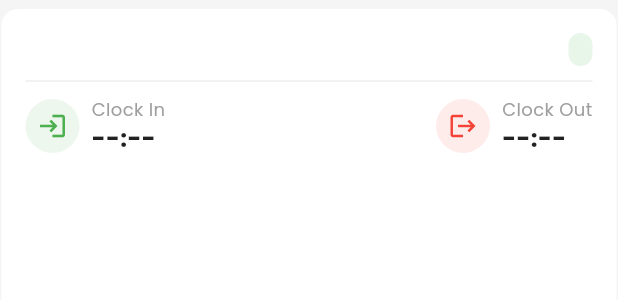
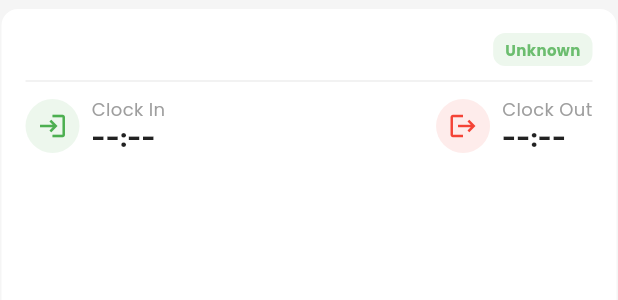
Before and after one commit to rizkynurhidayat/altahris_mobile, a Flutter app: the AttendanceListTile widget shown alone on an empty page, opened directly with empty values, on a phone screen of 412 x 824 dp. Shown: the top 300 px of the screen. Run offline on Flutter 3.47's test engine with Material 3 defaults, Android fonts, the phone set to English and light mode, and no system bars; our stand-ins replace dartz, dio, equatable, flutter_bloc, geolocator, get_it and 7 more; missing offline and left inert: syncfusion_flutter_pdfviewer; accounts and stored records are empty; network calls fail.

Commit message:
fix: status on attendance list

```diff
--- a/lib/core/widgets/attendance_list_tile.dart
+++ b/lib/core/widgets/attendance_list_tile.dart
@@ -30,8 +30,50 @@ class AttendanceListTile extends StatelessWidget {
     }
   }
 
+  String _getStatusLabel(String status) {
+    switch (status.toLowerCase()) {
+      case 'late_in':
+        return 'Late';
+      case 'early_in':
+        return 'Early';
+      case 'on_time':
+        return 'On Time';
+      case 'absent':
+        return 'Absent';
+      case 'leave':
+        return 'Leave';
+      default:
+        // Capitalize first letter of each word as fallback
+        if (status.isEmpty) return 'Unknown';
+        return status.split('_').map((word) {
+          if (word.isEmpty) return '';
+          return word[0].toUpperCase() + word.substring(1).toLowerCase();
+        }).join(' ');
+    }
+  }
+
+  Color _getStatusColor(String status) {
+    switch (status.toLowerCase()) {
+      case 'late_in':
+        return Colors.red;
+      case 'early_in':
+        return Colors.blue;
+      case 'on_time':
+        return Colors.green;
+      case 'absent':
+        return Colors.grey;
+      case 'leave':
+        return Colors.orange;
+      default:
+        return Colors.green;
+    }
+  }
+
   @override
   Widget build(BuildContext context) {
+    final statusLabel = _getStatusLabel(attendance.status);
+    final statusColor = _getStatusColor(attendance.status);
+
     return Container(
       padding: const EdgeInsets.all(16),
       margin: const EdgeInsets.symmetric(vertical: 5),
@@ -56,13 +98,13 @@ class AttendanceListTile extends StatelessWidget {
               Container(
                 padding: const EdgeInsets.symmetric(horizontal: 8, vertical: 4),
                 decoration: BoxDecoration(
-                  color: Colors.green.shade50,
+                  color: statusColor.withOpacity(0.1),
                   borderRadius: BorderRadius.circular(8),
                 ),
                 child: Text(
-                  attendance.status,
+                  statusLabel,
                   style: TextStyle(
-                    color: Colors.green.shade700,
+                    color: statusColor.withOpacity(0.8),
                     fontSize: 10,
                     fontWeight: FontWeight.bold,
                   ),
--- a/lib/features/attendance/attendance_injector.dart
+++ b/lib/features/attendance/attendance_injector.dart
@@ -3,6 +3,7 @@ import 'package:altahris_mobile/features/attendance/data/repositories/history_re
 import 'package:altahris_mobile/features/attendance/domain/repositories/history_repository.dart';
 import 'package:altahris_mobile/features/attendance/domain/usecases/get_attendance_history_usecase.dart';
 import 'package:altahris_mobile/features/attendance/presentation/bloc/attendance_bloc.dart';
+import 'package:altahris_mobile/features/home/data/datasources/home_local_datasource.dart';
 
 /// Dependency Injection for History Feature
 void initHistory(GetIt sl) {
@@ -19,6 +20,7 @@ void initHistory(GetIt sl) {
     () => HistoryRepositoryImpl(
       remoteDataSource: sl(),
       authLocalDataSource: sl(),
+      homeLocalDataSource: sl(),
     ),
   );
 
--- a/lib/features/attendance/domain/repositories/history_repository.dart
+++ b/lib/features/attendance/domain/repositories/history_repository.dart
@@ -3,5 +3,5 @@ import '../../../../core/error/failures.dart';
 import '../entities/attendance.dart';
 
 abstract class HistoryRepository {
-  Future<Either<Failure, List<Attendance>>> getAttendanceHistory(String id);
+  Future<Either<Failure, List<Attendance>>> getAttendanceHistory();
 }
--- a/lib/features/attendance/domain/usecases/get_attendance_history_usecase.dart
+++ b/lib/features/attendance/domain/usecases/get_attendance_history_usecase.dart
@@ -8,7 +8,7 @@ class GetAttendanceHistoryUseCase {
 
   GetAttendanceHistoryUseCase(this.repository);
 
-  Future<Either<Failure, List<Attendance>>> execute({required String id}) async {
-    return await repository.getAttendanceHistory(id);
+  Future<Either<Failure, List<Attendance>>> execute() async {
+    return await repository.getAttendanceHistory();
   }
 }
--- a/lib/features/attendance/presentation/bloc/attendance_bloc.dart
+++ b/lib/features/attendance/presentation/bloc/attendance_bloc.dart
@@ -15,7 +15,7 @@ class AttendanceBloc extends Bloc<AttendanceEvent, AttendanceState> {
     Emitter<AttendanceState> emit,
   ) async {
     emit(AttendanceLoading());
-    final result = await getAttendanceHistoryUseCase.execute(id: '');
+    final result = await getAttendanceHistoryUseCase.execute();
     result.fold(
       (failure) => emit(AttendanceFailure(failure.message)),
       (history) => emit(AttendanceLoaded(history)),
--- a/lib/features/auth/auth_injector.dart
+++ b/lib/features/auth/auth_injector.dart
@@ -25,6 +25,7 @@ void initAuth(GetIt sl) {
     () => AuthRepositoryImpl(
       remoteDataSource: sl(),
       localDataSource: sl(),
+      homeLocalDataSource: sl(),
     ),
   );
 
--- a/lib/features/auth/data/repositories/auth_repository_impl.dart
+++ b/lib/features/auth/data/repositories/auth_repository_impl.dart
@@ -1,3 +1,4 @@
+import 'package:altahris_mobile/features/home/data/datasources/home_local_datasource.dart';
 import 'package:dartz/dartz.dart';
 import '../../../../core/error/failures.dart';
 import '../../domain/entities/user.dart';
@@ -8,10 +9,12 @@ import '../datasources/auth_remote_data_source.dart';
 class AuthRepositoryImpl implements AuthRepository {
   final AuthRemoteDataSource remoteDataSource;
   final AuthLocalDataSource localDataSource;
+  final HomeLocalDataSources homeLocalDataSource;
 
   AuthRepositoryImpl({
     required this.remoteDataSource,
     required this.localDataSource,
+    required this.homeLocalDataSource,
   });
 
   @override
@@ -52,6 +55,7 @@ class AuthRepositoryImpl implements AuthRepository {
       // Even if remote logout fails, we proceed to clear local cache
     } finally {
       await localDataSource.clearCache();
+      await homeLocalDataSource.clearCache();
     }
   }
 }
--- a/lib/features/home/presentation/pages/dashboard_page.dart
+++ b/lib/features/home/presentation/pages/dashboard_page.dart
@@ -224,7 +224,7 @@ class _DashboardPageState extends State<DashboardPage> {
               child: const CircleAvatar(
                 radius: 40,
                 backgroundImage: NetworkImage(
-                  'https://i.pravatar.cc/150?u=budi',
+                  'https://cdn-icons-png.flaticon.com/512/6069/6069202.png',
                 ), // Placeholder
               ),
             ),
--- a/lib/features/leave/domain/repositories/leave_repository.dart
+++ b/lib/features/leave/domain/repositories/leave_repository.dart
@@ -3,5 +3,5 @@ import '../../../../core/error/failures.dart';
 import '../entities/leave.dart';
 
 abstract class LeaveRepository {
-  Future<Either<Failure, List<Leave>>> getLeaveHistory(String employeeId);
+  Future<Either<Failure, List<Leave>>> getLeaveHistory();
 }
--- a/lib/features/leave/domain/usecases/get_leave_history_usecase.dart
+++ b/lib/features/leave/domain/usecases/get_leave_history_usecase.dart
@@ -8,7 +8,7 @@ class GetLeaveHistoryUseCase {
 
   GetLeaveHistoryUseCase(this.repository);
 
-  Future<Either<Failure, List<Leave>>> execute(String employeeId) async {
-    return await repository.getLeaveHistory(employeeId);
+  Future<Either<Failure, List<Leave>>> execute() async {
+    return await repository.getLeaveHistory();
   }
 }
--- a/lib/features/leave/presentation/bloc/leave_bloc.dart
+++ b/lib/features/leave/presentation/bloc/leave_bloc.dart
@@ -15,7 +15,7 @@ class LeaveBloc extends Bloc<LeaveEvent, LeaveState> {
     Emitter<LeaveState> emit,
   ) async {
     emit(LeaveLoading());
-    final result = await getLeaveHistoryUseCase.execute(event.employeeId);
+    final result = await getLeaveHistoryUseCase.execute();
     result.fold(
       (failure) => emit(LeaveFailure(failure.message)),
       (leaves) => emit(LeaveLoaded(leaves)),
--- a/lib/features/leave/presentation/bloc/leave_event.dart
+++ b/lib/features/leave/presentation/bloc/leave_event.dart
@@ -8,10 +8,8 @@ abstract class LeaveEvent extends Equatable {
 }
 
 class FetchLeaveHistory extends LeaveEvent {
-  final String employeeId;
-
-  const FetchLeaveHistory(this.employeeId);
+  const FetchLeaveHistory();
 
   @override
-  List<Object?> get props => [employeeId];
+  List<Object?> get props => [];
 }
--- a/lib/features/leave/presentation/pages/leave_page.dart
+++ b/lib/features/leave/presentation/pages/leave_page.dart
@@ -24,7 +24,7 @@ class _LeavePageState extends State<LeavePage> {
   }
 
   void _fetchHistory() {
-    context.read<LeaveBloc>().add(const FetchLeaveHistory('1'));
+    context.read<LeaveBloc>().add(const FetchLeaveHistory());
   }
 
   @override
```
Also changed, not shown: lib/features/attendance/data/repositories/history_repository_impl.dart (+16 -5 lines), lib/features/home/data/repositories/home_repository_impl.dart (+23 -3 lines), lib/features/home/presentation/pages/clock_in_page.dart (+64 -25 lines), lib/features/leave/data/repositories/leave_repository_impl.dart (+18 -3 lines), lib/features/leave/leave_injector.dart (+7 -1 lines).
